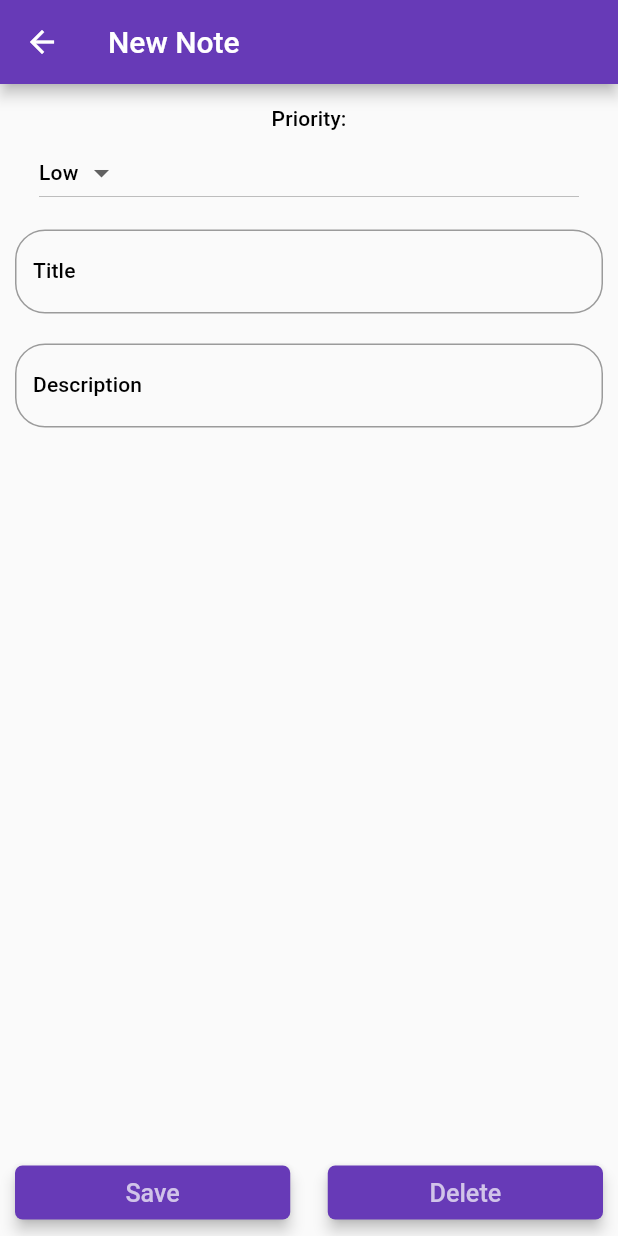
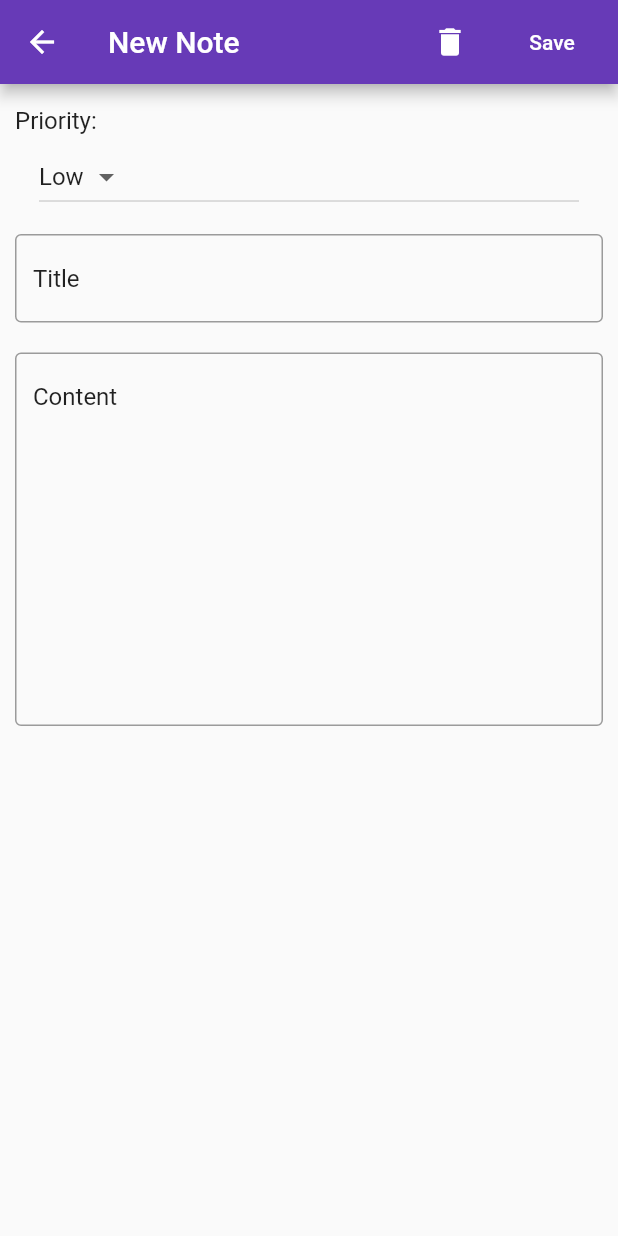
Before and after one commit to mhmdomer/NoteKeeper, a Flutter app: the screen it shows after launch, after a tap on the "add" icon, on a phone screen of 412 x 824 dp. Run offline on Flutter 3.47's test engine with Material 2 defaults, Android fonts, the phone set to English and light mode, and no system bars; our stand-ins replace sqflite; accounts and stored records are empty.

Commit message:
last touches and finishing the application

```diff
--- a/lib/main.dart
+++ b/lib/main.dart
@@ -2,7 +2,17 @@ import 'package:flutter/material.dart';
 import 'screens/note_list.dart';
 
 void main() {
-  runApp(_MyApp());
+  runApp(MaterialApp(
+    title: 'NoteKeeper',
+//      debugShowCheckedModeBanner: false,
+      theme: ThemeData(
+        primaryColor: Colors.deepPurple,
+        accentColor: Colors.deepPurple
+//        primarySwatch: Colors.deepPurple,
+      ),
+      home: _MyApp()
+    )
+  );
 }
 
 class _MyApp extends StatelessWidget {
@@ -10,14 +20,7 @@ class _MyApp extends StatelessWidget {
   @override
   Widget build(BuildContext context) {
 
-    return MaterialApp(
-      title: 'NoteKeeper',
-      debugShowCheckedModeBanner: false,
-      theme: ThemeData(
-        primarySwatch: Colors.deepPurple,
-      ),
-      home: NoteList(),
-    );
+    return NoteList();
 
   }
 }
--- a/lib/screens/details.dart
+++ b/lib/screens/details.dart
@@ -1,47 +1,56 @@
 import 'package:flutter/material.dart';
-import 'dart:async';
+
+//import 'dart:async';
 import 'package:note_keeper/models/note.dart';
 import 'package:note_keeper/utils/database_helper.dart';
 import 'package:intl/intl.dart';
 
 class Details extends StatefulWidget {
-
   final String title;
   final Note note;
+
   Details(this.note, this.title);
 
   @override
-  State createState() {
+  State<Details> createState() {
     return DetailsState(note, title);
   }
 }
 
 class DetailsState extends State<Details> {
-
   String title;
   Note note;
+
   DetailsState(this.note, this.title);
+
   DatabaseHelper helper = DatabaseHelper();
   final _scaffoldKey = GlobalKey<ScaffoldState>();
   final _formKey = GlobalKey<FormState>();
 
   List<int> priorities = [1, 2];
   TextEditingController titleController = TextEditingController();
-  TextEditingController descriptionController= TextEditingController();
+  TextEditingController descriptionController = TextEditingController();
 
   @override
   Widget build(BuildContext context) {
-
-    TextStyle style = Theme.of(context).textTheme.subtitle;
+    TextStyle style = Theme.of(context).textTheme.subhead;
     titleController.text = note.title;
     descriptionController.text = note.description;
     return Scaffold(
+        resizeToAvoidBottomInset: false,
         key: _scaffoldKey,
         appBar: AppBar(
           title: Text(title),
-        leading: IconButton(icon: Icon(Icons.arrow_back), onPressed: () {
-          previousPage();
-        }),
+          actions: <Widget>[
+            IconButton(
+                icon: Icon(Icons.delete), onPressed: () => confirmDelete()),
+            FlatButton(
+                onPressed: () => _save(),
+                child: Text(
+                  'Save',
+                  style: TextStyle(color: Colors.white),
+                )),
+          ],
         ),
         body: Form(
             key: _formKey,
@@ -49,12 +58,18 @@ class DetailsState extends State<Details> {
               padding: EdgeInsets.only(top: 15, left: 10, right: 10),
               child: Column(
                 children: <Widget>[
-            Text('Priority:', style: style,),
+                  Align(
+                    alignment: Alignment.topLeft,
+                    child: Text(
+                      'Priority:',
+                      style: style,
+                    ),
+                  ),
                   ListTile(
                     title: DropdownButton(
                       items: priorities.map((int value) {
                         return DropdownMenuItem(
-                    child: Text(value == 1? 'High' : 'Low'),
+                          child: Text(value == 1 ? 'High' : 'Low'),
                           value: value,
                         );
                       }).toList(),
@@ -69,85 +84,44 @@ class DetailsState extends State<Details> {
                   ),
                   Padding(
                     padding: EdgeInsets.only(top: 10, bottom: 10),
-              child: TextFormField(
+                    child: TextField(
                       controller: titleController,
                       style: style,
-                onSaved: (String value) {
+                      onChanged: (String value) {
                         note.title = value;
                       },
-                validator: (value) => validate(value),
                       decoration: InputDecoration(
                         border: OutlineInputBorder(
-                    borderRadius: BorderRadius.circular(20)
-                  ),
+                            borderRadius: BorderRadius.circular(4)),
                         labelText: 'Title',
+                        alignLabelWithHint: true,
                         labelStyle: style,
                       ),
                     ),
                   ),
-            Expanded(
-//              flex: 3,
-              child: Padding(
+                  Padding(
                     padding: EdgeInsets.only(top: 10, bottom: 10),
-                child: TextFormField(
-//                  maxLines: 100,
-//                  minLines: 20,
+                    child: TextField(
+                        keyboardType: TextInputType.multiline,
+                        maxLines: 11,
+//                      minLines: 20,
                         controller: descriptionController,
                         style: style,
-                  onSaved: (String value) {
+                        onChanged: (String value) {
                           note.description = value;
                         },
-                  validator: (String value) => validate(value),
                         decoration: InputDecoration(
                           border: OutlineInputBorder(
-                        borderRadius: BorderRadius.circular(20)
-                    ),
-                    labelText: 'Description',
+                              borderRadius: BorderRadius.circular(4)),
+                          labelText: 'Content',
+                          alignLabelWithHint: true,
                           labelStyle: style,
                         ),
                       ),
                     ),
-            ),
-            Padding(
-              padding: EdgeInsets.only(top: 5, bottom: 5),
-              child: Align(
-                alignment: Alignment.bottomCenter,
-                child: Row(
-                children: <Widget>[
-                  Expanded(
-                    child: RaisedButton(
-                      color: Theme.of(context).primaryColor,
-                      textColor: Theme.of(context).primaryColorLight,
-                      child: Text('Save', textScaleFactor: 1.2,),
-                      shape: RoundedRectangleBorder(borderRadius: BorderRadius.circular(5)),
-                      elevation: 4,
-                      onPressed: () {
-                        _save();
-                      },
-                    ),
-                  ),
-                  Container(width: 25,),
-                  Expanded(
-                    child: RaisedButton(
-                      color: Theme.of(context).primaryColor,
-                      textColor: Theme.of(context).primaryColorLight,
-                      shape: RoundedRectangleBorder(borderRadius: BorderRadius.circular(5)),
-                      child: Text('Delete', textScaleFactor: 1.2,),
-                      elevation: 4,
-                      onPressed: () {
-                        _delete();
-                      },
-                    ),
-                  ),
                 ],
               ),
-            )
-            )],
-        ),
-      )
-    )
-    );
-
+            )));
   }
 
   void previousPage() {
@@ -155,33 +129,31 @@ class DetailsState extends State<Details> {
   }
 
   void _save() async {
-    if(_formKey.currentState.validate()){
     print('saving...');
-      if(note.title.isEmpty || note.description.isEmpty) {
+    if (note.title.isEmpty || note.description.isEmpty) {
       _showSnack(context, 'Please fill all the fields');
       return;
     }
     previousPage();
     note.date = DateFormat.yMMMd().format(DateTime.now());
     int result;
-      if(note.id == null) {
+    if (note.id == null) {
       result = await helper.insertNote(note);
     } else {
       result = await helper.updateNote(note);
     }
-      if(result == 0) {
+    if (result == 0) {
       _showDialog('Status', 'An error accured');
-      }
     }
   }
 
   void _delete() async {
     previousPage();
-    if(note.id == null) {
+    if (note.id == null) {
       return;
     } else {
       int result = await helper.deleteNote(note.id);
-      if(result == 0) {
+      if (result == 0) {
         _showDialog('Status', 'An error accured');
       } else {
         _showSnack(context, 'Note Deleted Successfully');
@@ -198,13 +170,41 @@ class DetailsState extends State<Details> {
   }
 
   void _showSnack(BuildContext context, String message) {
-    SnackBar snackBar = SnackBar(content: Text(message), duration: Duration(seconds: 2),);
+    SnackBar snackBar = SnackBar(
+      content: Text(message),
+      duration: Duration(seconds: 2),
+    );
     _scaffoldKey.currentState.showSnackBar(snackBar);
   }
 
   validate(String value) {
-    if(value.isEmpty){
+    if (value.isEmpty) {
       return 'please fill this field';
     }
   }
+
+  void confirmDelete() {
+    AlertDialog dialog = AlertDialog(
+      content: Text('Are you sure you want to delete this note?'),
+      title: Text('Delete'),
+      actions: <Widget>[
+        RaisedButton(
+          onPressed: () => Navigator.pop(context),
+          child: Text(
+            'Cancel',
+            style: TextStyle(color: Theme.of(context).primaryColorLight),
+          ),
+        ),
+        RaisedButton(
+          onPressed: () {
+            Navigator.pop(context);
+            _delete();
+          },
+          child: Text('Delete',
+              style: TextStyle(color: Theme.of(context).primaryColorLight)),
+        ),
+      ],
+    );
+    showDialog(context: context, builder: (BuildContext context) => dialog);
   }
+}
--- a/lib/utils/database_helper.dart
+++ b/lib/utils/database_helper.dart
@@ -51,7 +51,7 @@ class DatabaseHelper {
 
   Future<List<Map<String, dynamic>>>getNoteMapList() async {
     Database db = await this.database;
-    var result = db.query(noteTable, orderBy: '$colPriority ASC');
+    var result = await db.query(noteTable, orderBy: '$colPriority ASC');
     return result;
   }
 
```
Also changed, not shown: lib/screens/note_list.dart (+25 -6 lines), 3 other files. Lines whose indentation alone changed are shown as unchanged.
